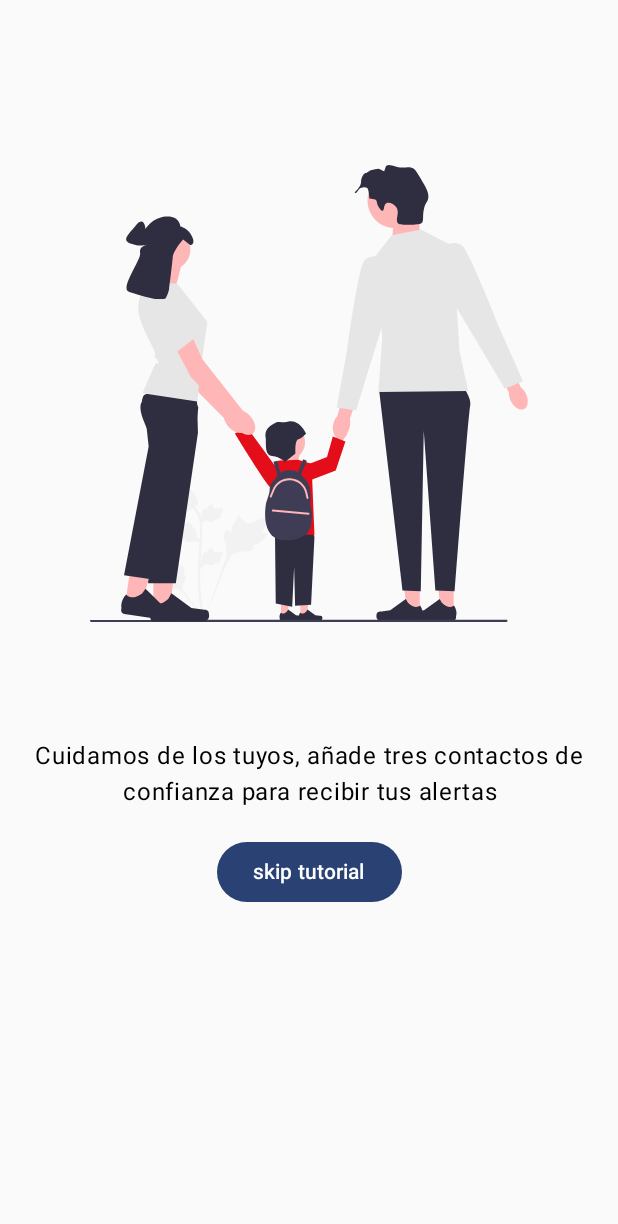
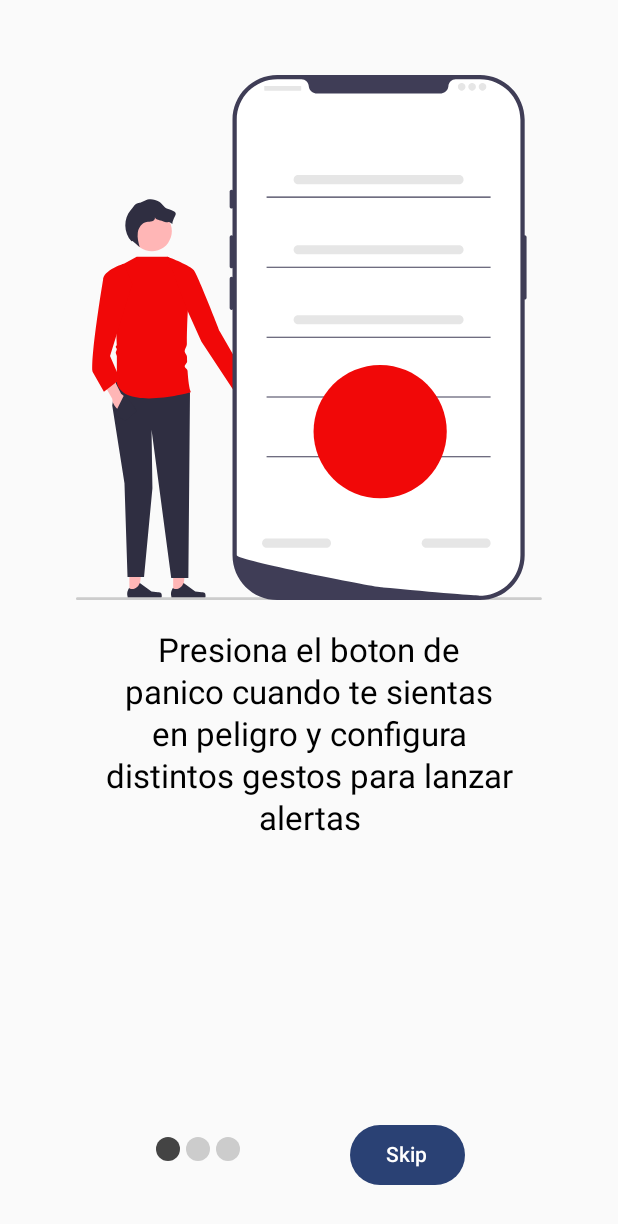
Before and after one commit to OscarEscamilla/SOSButtonApp, an Android app built with Jetpack Compose: the screen it shows after launch (MainActivity), on a phone screen of 412 x 824 dp. Shown: the top 1224 px of the screen. Run offline under Robolectric (Android 15) with nearby library versions, the phone set to English and light mode, and no system bars; our stand-ins replace constraintlayout-compose.

Commit message:
Feat: Update pages order in onboarding and add dot indicators

```diff
--- a/app/build.gradle.kts
+++ b/app/build.gradle.kts
@@ -70,4 +70,5 @@ dependencies {
 
     implementation("androidx.navigation:navigation-compose:$nav_version")
     implementation("androidx.compose.material:material:1.5.4")
+    implementation("androidx.constraintlayout:constraintlayout-compose:1.0.1")
 }
--- a/app/src/main/java/com/racso/sosbutton/ui/screens/common/CustomButttons.kt
+++ b/app/src/main/java/com/racso/sosbutton/ui/screens/common/CustomButttons.kt
@@ -10,14 +10,6 @@ import androidx.navigation.NavController
 
 
 @Composable
-fun SkipOnboardingButton(navController: NavController, originDestination: String){
-    Button(onClick = {
-        navController.navigate("home"){
-            popUpTo(originDestination){
-                inclusive = true
-            }
-        }
-    }) {
-        Text(text = "skip tutorial")
-    }
+fun SkipOnboardingButton(modifier: Modifier, navController: NavController, originDestination: String){
+
 }
--- a/app/src/main/java/com/racso/sosbutton/ui/screens/onboarding/OnboardingPager.kt
+++ b/app/src/main/java/com/racso/sosbutton/ui/screens/onboarding/OnboardingPager.kt
@@ -3,45 +3,98 @@ package com.racso.sosbutton.ui.screens.onboarding
 import androidx.compose.foundation.ExperimentalFoundationApi
 import androidx.compose.foundation.background
 import androidx.compose.foundation.layout.Arrangement
-import androidx.compose.foundation.layout.Column
+import androidx.compose.foundation.layout.Box
+import androidx.compose.foundation.layout.Row
 import androidx.compose.foundation.layout.fillMaxSize
 import androidx.compose.foundation.layout.fillMaxWidth
 import androidx.compose.foundation.layout.padding
+import androidx.compose.foundation.layout.size
+import androidx.compose.foundation.layout.wrapContentHeight
 import androidx.compose.foundation.pager.HorizontalPager
 import androidx.compose.foundation.pager.rememberPagerState
-import androidx.compose.material3.ExperimentalMaterial3Api
+import androidx.compose.foundation.shape.CircleShape
+import androidx.compose.material3.Button
+import androidx.compose.material3.Text
 import androidx.compose.runtime.Composable
 import androidx.compose.ui.Alignment
 import androidx.compose.ui.Modifier
+import androidx.compose.ui.draw.clip
 import androidx.compose.ui.graphics.Color
+import androidx.compose.ui.res.stringResource
 import androidx.compose.ui.unit.dp
+import androidx.constraintlayout.compose.ConstraintLayout
 import androidx.navigation.NavController
 import com.racso.sosbutton.R
-import com.racso.sosbutton.ui.screens.common.SkipOnboardingButton
 
-@OptIn(ExperimentalMaterial3Api::class, ExperimentalFoundationApi::class)
+@OptIn(ExperimentalFoundationApi::class)
 @Composable
 fun OnboardingPager(navController: NavController) {
-    Column(
-        modifier = Modifier
-            .padding(top = 50.dp),
-        verticalArrangement = Arrangement.Center,
-        horizontalAlignment = Alignment.CenterHorizontally
-    ) {
+    ConstraintLayout(Modifier.fillMaxSize()) {
+        val (onboardingSkip) = createRefs()
+
         val pagerList = arrayOf(
-            OnboardingPage("Cuidamos de los tuyos, añade tres contactos de confianza para recibir tus alertas", R.drawable.onboarding_page_first),
-            OnboardingPage("Presiona el boton de panico cuando te sientas en peligro y configura distintos gestos para lanzar alertas", R.drawable.onboarding_page_second),
-            OnboardingPage("Comunica lo que quieras en tus alertas, personaliza el contenido de tus mensajes de alerta", R.drawable.onboarding_page_third),
+            OnboardingPage(
+                stringResource(R.string.onboarding_body_first),
+                R.drawable.onboarding_page_second
+            ),
+            OnboardingPage(
+                stringResource(R.string.onboarding_body_second),
+                R.drawable.onboarding_page_first
+            ),
+            OnboardingPage(
+                stringResource(R.string.onboarding_body_third),
+                R.drawable.onboarding_page_third
+            ),
         )
+
         val pagerState = rememberPagerState(pageCount = {
             3
         })
+        // Onboarding page contents
         HorizontalPager(
             state = pagerState,
         ) { page ->
             OnboardingScreen(pagerList[page])
         }
-        SkipOnboardingButton(navController = navController, originDestination = "onboarding")
+        // Onboarding footer
+        Row(
+            modifier = Modifier
+                .fillMaxWidth()
+                .padding(30.dp)
+                .constrainAs(onboardingSkip) {
+                    bottom.linkTo(parent.bottom)
+                },
+            horizontalArrangement = Arrangement.SpaceEvenly,
+            verticalAlignment = Alignment.CenterVertically
+        ) {
+            Row(
+                modifier = Modifier
+                    .wrapContentHeight()
+                    .padding(bottom = 8.dp),
+                horizontalArrangement = Arrangement.Center,
+                verticalAlignment = Alignment.CenterVertically
+            ) {
+                repeat(pagerState.pageCount) { iteration ->
+                    val color = if (pagerState.currentPage == iteration) Color.DarkGray else Color.LightGray
+                    Box(
+                        modifier = Modifier
+                            .padding(2.dp)
+                            .clip(CircleShape)
+                            .background(color)
+                            .size(16.dp)
+                    )
+                }
+            }
+            Button(onClick = {
+                navController.navigate("home") {
+                    popUpTo("onboarding") {
+                        inclusive = true
+                    }
+                }
+            }) {
+                Text(text = "Skip")
+            }
+        }
     }
 }
 
--- a/app/src/main/java/com/racso/sosbutton/ui/screens/onboarding/OnboardingScreen.kt
+++ b/app/src/main/java/com/racso/sosbutton/ui/screens/onboarding/OnboardingScreen.kt
@@ -1,43 +1,37 @@
 package com.racso.sosbutton.ui.screens.onboarding
 
-import androidx.compose.foundation.ExperimentalFoundationApi
 import androidx.compose.foundation.Image
-import androidx.compose.foundation.background
-import androidx.compose.foundation.layout.Arrangement
 import androidx.compose.foundation.layout.Column
-import androidx.compose.foundation.layout.fillMaxSize
+import androidx.compose.foundation.layout.height
 import androidx.compose.foundation.layout.padding
-import androidx.compose.material3.ExperimentalMaterial3Api
 import androidx.compose.material3.MaterialTheme
 import androidx.compose.material3.Text
 import androidx.compose.runtime.Composable
 import androidx.compose.ui.Alignment
 import androidx.compose.ui.Modifier
-import androidx.compose.ui.graphics.Color
-import androidx.compose.ui.graphics.painter.Painter
+import androidx.compose.ui.layout.ContentScale
 import androidx.compose.ui.res.painterResource
 import androidx.compose.ui.text.style.TextAlign
 import androidx.compose.ui.unit.dp
-import com.racso.sosbutton.ui.screens.common.SkipOnboardingButton
 
 
-@OptIn(ExperimentalMaterial3Api::class, ExperimentalFoundationApi::class)
 @Composable
 fun OnboardingScreen(pageData: OnboardingPage) {
     Column(
-        horizontalAlignment = Alignment.CenterHorizontally
+        horizontalAlignment = Alignment.CenterHorizontally,
+        modifier = Modifier.padding(50.dp)
     ) {
         Image(
-            modifier = Modifier.padding(60.dp),
+            modifier = Modifier.height(350.dp),
             painter = painterResource(id = pageData.drawable),
-            contentDescription = pageData.text
+            contentDescription = pageData.text,
+            contentScale = ContentScale.Fit
         )
         Text(
             modifier = Modifier.padding(20.dp),
             text = pageData.text,
             textAlign = TextAlign.Center,
-            style = MaterialTheme.typography.bodyLarge
+            style = MaterialTheme.typography.titleLarge
         )
     }
-
 }
--- a/app/src/main/res/values/strings.xml
+++ b/app/src/main/res/values/strings.xml
@@ -1,6 +1,11 @@
 <resources>
     <string name="app_name">SOS Button</string>
+    <!-- BOTTOM BAR TITLES-->
     <string name="alarms">Alarms</string>
     <string name="profile">Profile</string>
     <string name="settings">Settings</string>
+    <!-- ONBOARDING -->
+    <string name="onboarding_body_first">Presiona el boton de panico cuando te sientas en peligro y configura distintos gestos para lanzar alertas</string>
+    <string name="onboarding_body_second">Cuidamos de los tuyos, añade tres contactos de confianza para recibir tus alertas</string>
+    <string name="onboarding_body_third">Comunica lo que quieras en tus alertas, personaliza el contenido de tus mensajes de alerta</string>
 </resources>
```
